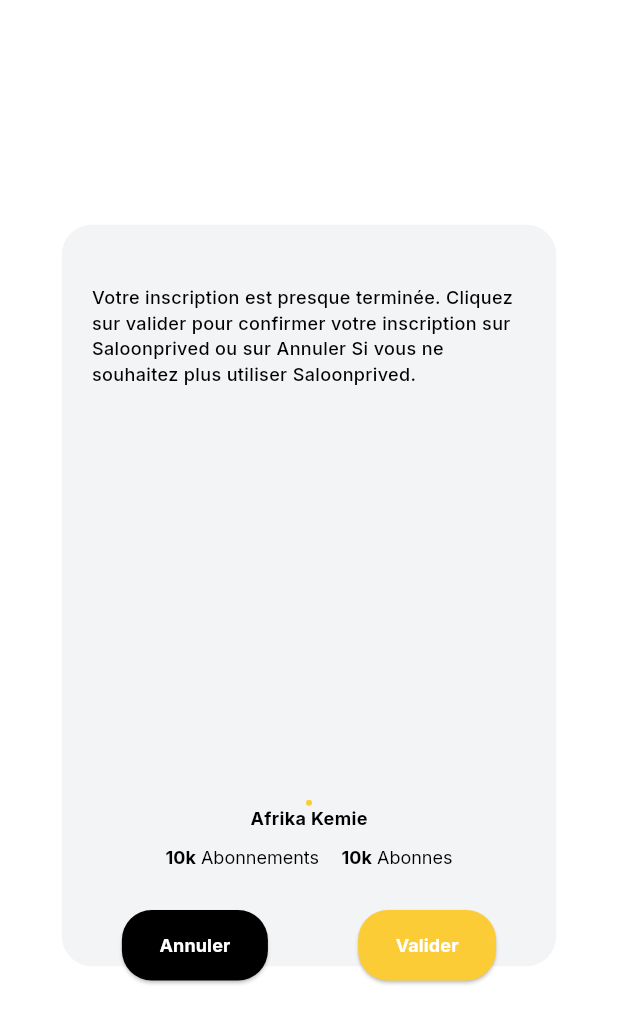
After one commit to bantubeat/saloonprived_app_ui, a Flutter app: the ProfileCreateUserProfileScreen screen opened directly, on a phone screen of 412 x 824 dp. The commit adds this screen. Shown: the top 1024 px of the screen. Run offline on Flutter 3.47's test engine with Material 3 defaults, Android fonts, the phone set to English and light mode, and no system bars; our stand-ins replace easy_localization, google_fonts, image_picker, url_strategy; network calls fail.

Commit message:
ticket-2.5/Création-profil-profil-user add page (#7)
* ticket-2.5/Création-profil-profil-user add page

* ticket-2.5/Creation-profil-profil-user update page

* ticket-2.5/Creation-profil-profil-user update page

* ticket-2.5/Creation-profil-profil-user update page

* Update fr.json

* Fix replacing file by url

* Update

* Fix http 400 error on test

* Fix http 400 error on test

* Add onError in Image.network widget

---------

Co-authored-by: bertho <berthoazeye21@mail.com>
Co-authored-by: Carrel MEZATSONG <meztsacar@gmail.com>

```diff
--- a/assets/i18n/fr.json
+++ b/assets/i18n/fr.json
@@ -14,6 +14,13 @@
     "image_service": {
         "choose_camera": "Camera",
         "choose_gallery": "Gallery"
+    },
+    "profile_create_user_profile_screen": {
+        "title": "Votre inscription est presque terminée. Cliquez sur valider pour confirmer votre inscription sur Saloonprived ou sur Annuler Si vous ne souhaitez plus utiliser Saloonprived.",
+        "subscriptions_count": " Abonnements",
+        "followers_count": " Abonnes",
+        "cancel_button": "Annuler",
+        "add_button": "Valider"
     },
     "register_screen": {
         "header_text": "#1 to support and pay African content creators",
--- a/lib/src/all_screens.dart
+++ b/lib/src/all_screens.dart
@@ -1,8 +1,12 @@
 import 'package:flutter/material.dart' show Widget;
+
+import 'package:saloonprived_app/src/screens/profile_create_user_profile_screen/profile_create_user_profile_screen.dart';
+
 import 'package:saloonprived_app/src/screens/auth/login_screen.dart';
 import 'package:saloonprived_app/src/screens/auth/register_screen.dart';
 import 'screens/welcome_screen/welcome_screen.dart';
 import 'screens/notification_screen/notification_screen.dart';
+
 /// Le test unitaire va chercher toute les pages du dossier screens pour se
 /// rassurer qu'il s'affiche sans erreur, seulement pour chaque fichier,
 /// le tester automatique aura besion de savoir comment instancier la classe
@@ -13,9 +17,13 @@
 /// Ce n'est valable QUE pour les SCREENS, les composants n'ont pas besion d'être ici
 final Map<String, Widget Function()> allScreens = {
   'welcome_screen.dart': () => const WelcomeScreen(),
+
+  'profile_create_user_profile_screen.dart': () =>
+      const ProfileCreateUserProfileScreen(),
+
   'login_screen.dart': () => const LoginScreen(),
   'register_screen.dart': () => const RegisterScreen(),
-	'notification_screen.dart': () => const NotificationsScreen(),
+  'notification_screen.dart': () => const NotificationsScreen(),
 
   // Ajoutez d'autres chemins de fichiers ici
 };
--- a/lib/src/components/my_bottom_navigation_bar.dart
+++ b/lib/src/components/my_bottom_navigation_bar.dart
@@ -67,7 +67,7 @@
       ),
       NavIcon(
         label: LocaleKeys.my_bottom_navigation_bar_feat_link.tr(),
-        icon: AppAssets.imagesFeatlinkLogo ,
+        icon: AppAssets.imagesFeatlinkLogo,
         type: 'image',
       ),
       NavIcon(
--- /dev/null
+++ b/lib/src/screens/profile_create_user_profile_screen/profile_create_user_profile_screen.dart
@@ -0,0 +1,208 @@
+import 'package:easy_localization/easy_localization.dart';
+import 'package:flutter/material.dart';
+import 'package:google_fonts/google_fonts.dart';
+import 'package:saloonprived_app/generated/locale_keys.g.dart';
+
+class ProfileCreateUserProfileScreen extends StatelessWidget {
+  const ProfileCreateUserProfileScreen({super.key});
+
+  @override
+  Widget build(BuildContext context) {
+    return Scaffold(
+      backgroundColor: Colors.white,
+      body: SafeArea(
+        child: Center(
+          child: SizedBox(
+            height: MediaQuery.of(context).size.height * 0.6 + 30,
+            child: Stack(
+              children: [
+                Container(
+                  width: MediaQuery.of(context).size.width * 0.8,
+                  height: MediaQuery.of(context).size.height * 0.6,
+                  padding: const EdgeInsets.symmetric(
+                    horizontal: 20.0,
+                    vertical: 40.0,
+                  ),
+                  decoration: BoxDecoration(
+                    color: const Color.fromRGBO(243, 244, 246, 1),
+                    borderRadius: BorderRadius.circular(20),
+                  ),
+                  child: Column(
+                    mainAxisAlignment: MainAxisAlignment.spaceBetween,
+                    children: [
+                      Text(
+                        LocaleKeys.profile_create_user_profile_screen_title
+                            .tr(),
+                        style: GoogleFonts.inter(
+                          color: Colors.black,
+                          fontSize: 12,
+                          fontWeight: FontWeight.w500,
+                        ),
+                      ),
+                      Column(
+                        children: [
+                          Container(
+                            decoration: BoxDecoration(
+                              shape: BoxShape.circle,
+                              border: Border.all(
+                                color: const Color.fromRGBO(252, 204, 55, 1),
+                                width: 2,
+                              ),
+                            ),
+                            child: ClipOval(
+                              child: Image.network(
+                                'https://ui-avatars.com/api/?name=PP&size=150&color=fff&background=FCCC37',
+                                fit: BoxFit.cover,
+                                width: 100,
+                                height: 100,
+                                errorBuilder: (c, e, s) => const SizedBox(),
+                              ),
+                            ),
+                          ),
+                          Text(
+                            'Afrika Kemie',
+                            style: GoogleFonts.inter(
+                              color: Colors.black,
+                              fontSize: 12,
+                              fontWeight: FontWeight.w700,
+                            ),
+                          ),
+                          const SizedBox(
+                            height: 10,
+                          ),
+                          Wrap(
+                            alignment: WrapAlignment.spaceEvenly,
+                            children: [
+                              RichText(
+                                text: TextSpan(
+                                  children: [
+                                    TextSpan(
+                                      text: '10k',
+                                      style: GoogleFonts.inter(
+                                        color: Colors.black,
+                                        fontSize: 12,
+                                        fontWeight: FontWeight.w700,
+                                      ),
+                                    ),
+                                    TextSpan(
+                                      text: LocaleKeys
+                                          .profile_create_user_profile_screen_subscriptions_count
+                                          .tr(),
+                                      style: GoogleFonts.inter(
+                                        color: Colors.black,
+                                        fontSize: 12,
+                                        fontWeight: FontWeight.w400,
+                                      ),
+                                    ),
+                                  ],
+                                ),
+                              ),
+                              const SizedBox(
+                                width: 15,
+                              ),
+                              RichText(
+                                text: TextSpan(
+                                  children: [
+                                    TextSpan(
+                                      text: '10k',
+                                      style: GoogleFonts.inter(
+                                        color: Colors.black,
+                                        fontSize: 12,
+                                        fontWeight: FontWeight.w700,
+                                      ),
+                                    ),
+                                    TextSpan(
+                                      text: LocaleKeys
+                                          .profile_create_user_profile_screen_followers_count
+                                          .tr(),
+                                      style: GoogleFonts.inter(
+                                        color: Colors.black,
+                                        fontSize: 12,
+                                        fontWeight: FontWeight.w400,
+                                      ),
+                                    ),
+                                  ],
+                                ),
+                              ),
+                            ],
+                          ),
+                          const SizedBox(
+                            height: 25,
+                          ),
+                        ],
+                      ),
+                    ],
+                  ),
+                ),
+                Positioned(
+                  bottom: 20,
+                  right: 10,
+                  left: 10,
+                  child: Wrap(
+                    alignment: WrapAlignment.spaceAround,
+                    children: [
+                      ElevatedButton(
+                        onPressed: () {
+                          Navigator.pop(context);
+                        },
+                        style: ElevatedButton.styleFrom(
+                          backgroundColor: Colors
+                              .black, // Couleur noire pour le bouton "Annuler"
+                          shape: RoundedRectangleBorder(
+                            borderRadius: BorderRadius.circular(20),
+                          ),
+                          padding: const EdgeInsets.symmetric(
+                            horizontal: 25,
+                            vertical: 15,
+                          ),
+                        ),
+                        child: Text(
+                          LocaleKeys
+                              .profile_create_user_profile_screen_cancel_button
+                              .tr(),
+                          style: GoogleFonts.inter(
+                            color: Colors.white,
+                            fontSize: 12,
+                            fontWeight: FontWeight.w700,
+                          ),
+                        ),
+                      ),
+                      ElevatedButton(
+                        onPressed: () {
+                          // Action pour ajouter
+                        },
+                        style: ElevatedButton.styleFrom(
+                          backgroundColor: const Color(
+                            0xFFFCCC37,
+                          ), // Couleur orange pour le bouton "Ajouter"
+                          shape: RoundedRectangleBorder(
+                            borderRadius: BorderRadius.circular(20),
+                          ),
+                          padding: const EdgeInsets.symmetric(
+                            horizontal: 25,
+                            vertical: 15,
+                          ),
+                        ),
+                        child: Text(
+                          LocaleKeys
+                              .profile_create_user_profile_screen_add_button
+                              .tr(),
+                          style: GoogleFonts.inter(
+                            color: Colors.white,
+                            fontSize: 12,
+                            fontWeight: FontWeight.w700,
+                          ),
+                        ),
+                      ),
+                    ],
+                  ),
+                ),
+                // Bouton "Ajouter" en dehors de la bordure droite
+              ],
+            ),
+          ),
+        ),
+      ),
+    );
+  }
+}
```
Also changed, not shown: lib/generated/locale_keys.g.dart, 1 other file.
